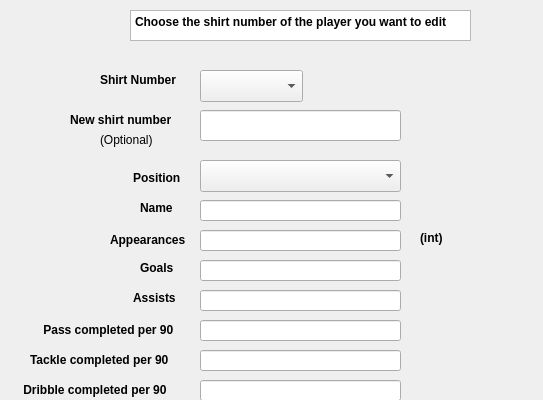
TNT57/FootballClubManagementSystem, file editplayer.ui: the form before one commit; both pictures show x 0 to 543 and y 0 to 400 of the 543 by 614 pixel window.
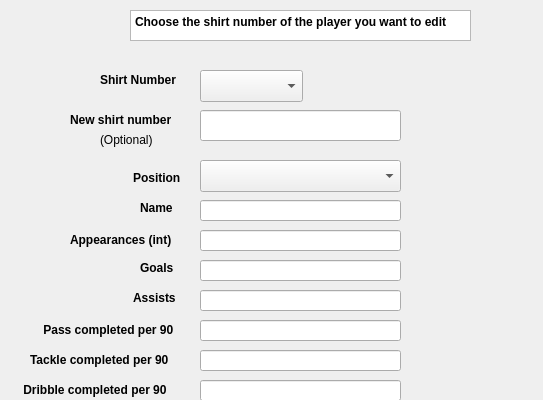
The form after the commit.

Diff of the .ui file:
```diff
--- a/editplayer.ui
+++ b/editplayer.ui
@@ -300,9 +300,9 @@
   <widget class="QLabel" name="label_4">
    <property name="geometry">
     <rect>
-     <x>110</x>
+     <x>70</x>
      <y>230</y>
-     <width>91</width>
+     <width>121</width>
      <height>20</height>
     </rect>
    </property>
@@ -315,7 +315,7 @@
     <string>Amount of games appear (integers)</string>
    </property>
    <property name="text">
-    <string>Appearances</string>
+    <string>Appearances (int)</string>
    </property>
   </widget>
   <widget class="QLineEdit" name="assistLineEdit">
@@ -526,24 +526,6 @@
 &lt;p style=&quot; margin-top:0px; margin-bottom:0px; margin-left:0px; margin-right:0px; -qt-block-indent:0; text-indent:0px;&quot;&gt;Choose the shirt number of the player you want to edit&lt;/p&gt;&lt;/body&gt;&lt;/html&gt;</string>
    </property>
   </widget>
-  <widget class="QLabel" name="label_17">
-   <property name="geometry">
-    <rect>
-     <x>420</x>
-     <y>230</y>
-     <width>49</width>
-     <height>16</height>
-    </rect>
-   </property>
-   <property name="font">
-    <font>
-     <bold>true</bold>
-    </font>
-   </property>
-   <property name="text">
-    <string>(int)</string>
-   </property>
-  </widget>
  </widget>
  <resources/>
  <connections/>
```
